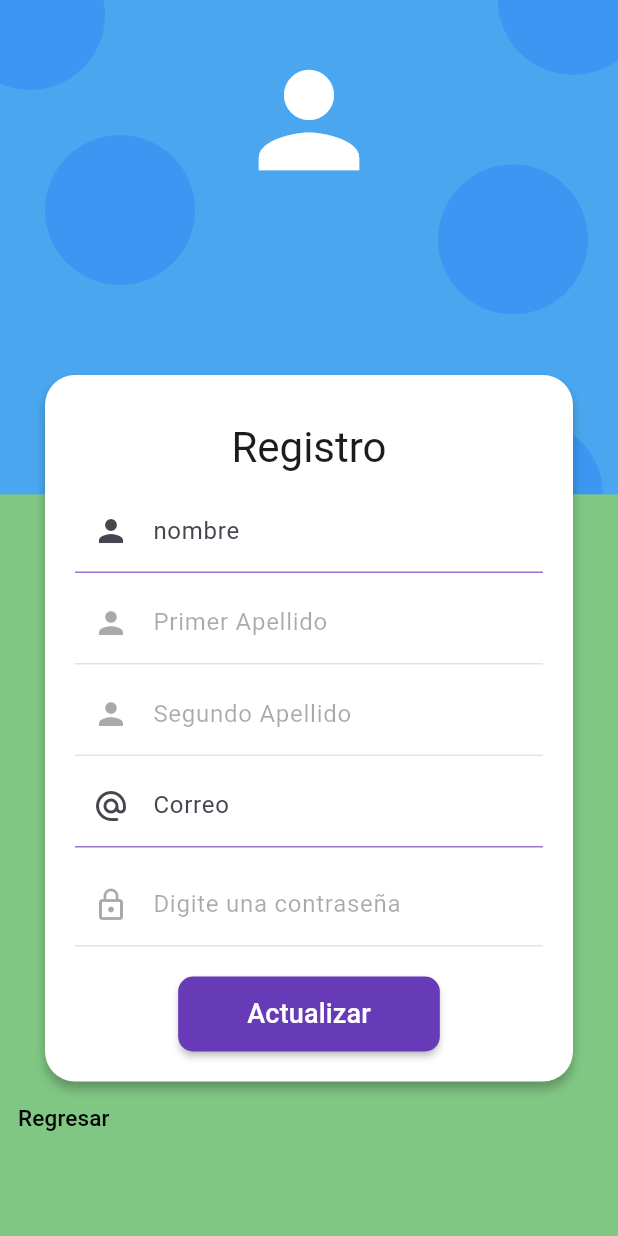
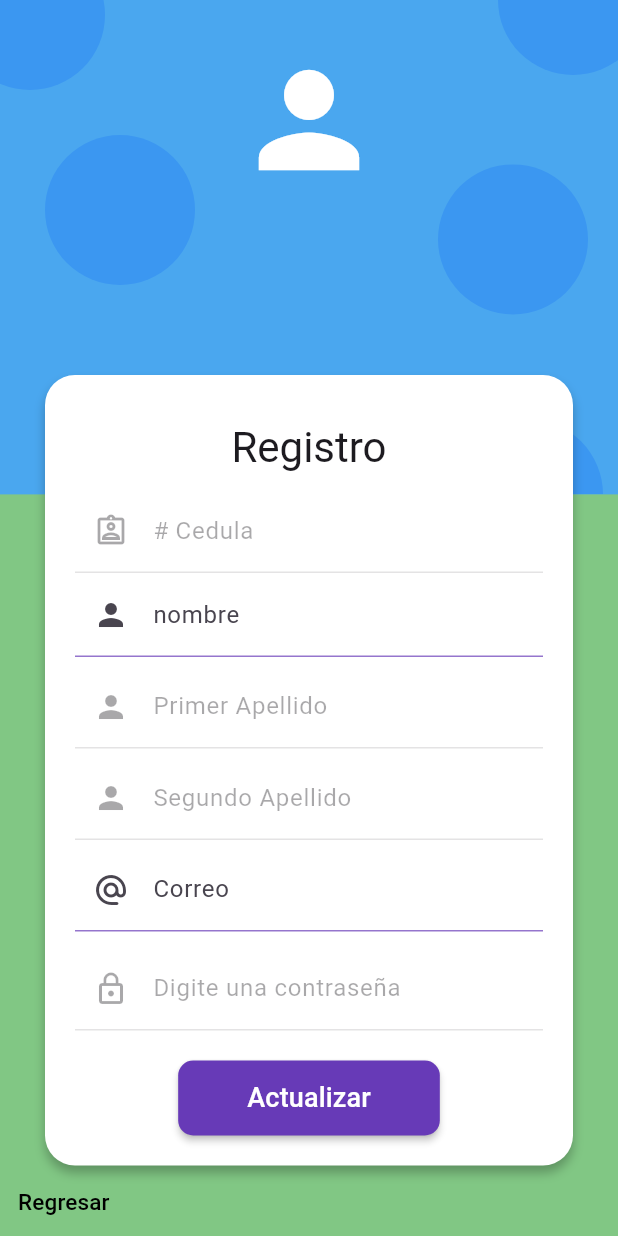
Before and after one commit to soyandrey20/AppMovil, a Flutter app: the HomeScreenAdmin screen opened by its route, on a phone screen of 412 x 824 dp. Run offline on Flutter 3.47's test engine with Material 3 defaults, Android fonts, the phone set to English and light mode, and no system bars; network calls fail.

Commit message:
Ultima actualizacion con el crud corregido

```diff
--- a/lib/constants.dart
+++ b/lib/constants.dart
@@ -1 +1 @@
-const url = '192.168.1.2:3000';
+const url = '172.22.192.1:3000';
--- a/lib/models/registro.dart
+++ b/lib/models/registro.dart
@@ -9,6 +9,7 @@ Registro registroFromJson(String str) => Registro.fromJson(json.decode(str));
 String registroToJson(Registro data) => json.encode(data.toJson());
 
 class Registro {
+  String cedula;
   String name1;
   String lastName1;
   String lastName2;
@@ -17,6 +18,7 @@ class Registro {
   String permisos;
 
   Registro({
+    required this.cedula,
     required this.name1,
     required this.lastName1,
     required this.lastName2,
@@ -26,6 +28,7 @@ class Registro {
   });
 
   factory Registro.fromJson(Map<String, dynamic> json) => Registro(
+        cedula: json["cedula"],
         name1: json["name_1"],
         lastName1: json["LastName_1"],
         lastName2: json["LastName_2"],
@@ -35,6 +38,7 @@ class Registro {
       );
 
   Map<String, dynamic> toJson() => {
+        "cedula": cedula,
         "name_1": name1,
         "LastName_1": lastName1,
         "LastName_2": lastName2,
--- /dev/null
+++ b/lib/models/usario.dart
@@ -0,0 +1,45 @@
+// To parse this JSON data, do
+//
+//     final usuarioo = usuariooFromJson(jsonString);
+
+import 'dart:convert';
+
+Usuario usuariooFromJson(String str) => Usuario.fromJson(json.decode(str));
+
+String usuariooToJson(Usuario data) => json.encode(data.toJson());
+
+class Usuario {
+  String cedula;
+  String name_1;
+  String lastName_1;
+  String lastName_2;
+  String email;
+  String password;
+
+  Usuario({
+    required this.cedula,
+    required this.name_1,
+    required this.lastName_1,
+    required this.lastName_2,
+    required this.email,
+    required this.password,
+  });
+
+  factory Usuario.fromJson(Map<String, dynamic> json) => Usuario(
+        cedula: json["Cedula"],
+        name_1: json["Name_1"],
+        lastName_1: json["LastName_1"],
+        lastName_2: json["LastName_2"],
+        email: json["Email"],
+        password: json["Password"],
+      );
+
+  Map<String, dynamic> toJson() => {
+        "Cedula": cedula,
+        "Name_1": name_1,
+        "LastName_1": lastName_1,
+        "LastName_2": lastName_2,
+        "Email": email,
+        "Password": password,
+      };
+}
--- a/lib/models/usarioo.dart
+++ /dev/null
@@ -1,41 +0,0 @@
-// To parse this JSON data, do
-//
-//     final usuarioo = usuariooFromJson(jsonString);
-
-import 'dart:convert';
-
-Usuarioo usuariooFromJson(String str) => Usuarioo.fromJson(json.decode(str));
-
-String usuariooToJson(Usuarioo data) => json.encode(data.toJson());
-
-class Usuarioo {
-  String name1;
-  String lastName1;
-  String lastName2;
-  String email;
-  String password;
-
-  Usuarioo({
-    required this.name1,
-    required this.lastName1,
-    required this.lastName2,
-    required this.email,
-    required this.password,
-  });
-
-  factory Usuarioo.fromJson(Map<String, dynamic> json) => Usuarioo(
-        name1: json["name_1"],
-        lastName1: json["LastName_1"],
-        lastName2: json["LastName_2"],
-        email: json["Email"],
-        password: json["Password"],
-      );
-
-  Map<String, dynamic> toJson() => {
-        "name_1": name1,
-        "LastName_1": lastName1,
-        "LastName_2": lastName2,
-        "Email": email,
-        "Password": password,
-      };
-}
--- a/lib/models/usuario.dart
+++ /dev/null
@@ -1,39 +0,0 @@
-// To parse this JSON data, do
-//
-//     final usuario = usuarioFromJson(jsonString);
-
-import 'dart:convert';
-
-List<Usuario> usuarioFromJson(String str) =>
-    List<Usuario>.from(json.decode(str).map((x) => Usuario.fromJson(x)));
-
-String usuarioToJson(List<Usuario> data) =>
-    json.encode(List<dynamic>.from(data.map((x) => x.toJson())));
-
-class Usuario {
-  int id;
-  String email;
-  String password;
-  String permisos;
-
-  Usuario({
-    required this.id,
-    required this.email,
-    required this.password,
-    required this.permisos,
-  });
-
-  factory Usuario.fromJson(Map<String, dynamic> json) => Usuario(
-        id: json["id"],
-        email: json["Email"],
-        password: json["Password"],
-        permisos: json["Permisos"],
-      );
-
-  Map<String, dynamic> toJson() => {
-        "id": id,
-        "Email": email,
-        "Password": password,
-        "Permisos": permisos,
-      };
-}
--- /dev/null
+++ b/lib/models/usuarios.dart
@@ -0,0 +1,51 @@
+// To parse this JSON data, do
+//
+//     final usuario = usuarioFromJson(jsonString);
+
+import 'dart:convert';
+
+List<Usuarios> usuarioFromJson(String str) =>
+    List<Usuarios>.from(json.decode(str).map((x) => Usuarios.fromJson(x)));
+
+String usuarioToJson(List<Usuarios> data) =>
+    json.encode(List<dynamic>.from(data.map((x) => x.toJson())));
+
+class Usuarios {
+  String cedula;
+  String name_1;
+  String lastName_1;
+  String lastName_2;
+  String email;
+  String password;
+  String permisos;
+
+  Usuarios({
+    required this.cedula,
+    required this.name_1,
+    required this.lastName_1,
+    required this.lastName_2,
+    required this.email,
+    required this.password,
+    required this.permisos,
+  });
+
+  factory Usuarios.fromJson(Map<String, dynamic> json) => Usuarios(
+        cedula: json["Cedula"],
+        name_1: json["Name_1"],
+        lastName_1: json["LastName_1"],
+        lastName_2: json["LastName_2"],
+        email: json["Email"],
+        password: json["Password"],
+        permisos: json["Permisos"],
+      );
+
+  Map<String, dynamic> toJson() => {
+        "Cedula": cedula,
+        "Name_1": name_1,
+        "LastName_1": lastName_1,
+        "LastName_2": lastName_2,
+        "Email": email,
+        "Password": password,
+        "Permisos": permisos,
+      };
+}
--- a/lib/providers/usuario_provider.dart
+++ b/lib/providers/usuario_provider.dart
@@ -1,27 +1,25 @@
 import 'dart:convert';
 
 import 'package:empezar/constants.dart';
-import 'package:empezar/models/registro.dart';
-import 'package:empezar/models/usarioo.dart';
-import 'package:empezar/models/usuario.dart';
+import 'package:empezar/models/usario.dart';
+import 'package:empezar/models/usuarios.dart';
 import 'package:flutter/widgets.dart';
 import 'package:http/http.dart' as http;
 
 const urlapi = url;
 
 class UsuarioProvider with ChangeNotifier {
-  List<Usuario> usuarios = [];
+  List<Usuarios> usuarios = [];
 
-  List<Registro> registros = [];
-
-  List<Usuarioo> usuarioo = [];
+  List<Usuario> usuarioo = [];
 
   var idd = '';
 
-  Usuarioo usuario = Usuarioo(
-    name1: '',
-    lastName1: '',
-    lastName2: '',
+  Usuario usuario = Usuario(
+    cedula: '',
+    name_1: '',
+    lastName_1: '',
+    lastName_2: '',
     email: '',
     password: '',
   );
@@ -31,16 +29,16 @@ class UsuarioProvider with ChangeNotifier {
   }
 
   Future<void> getUsers() async {
-    final ulr1 = Uri.http(urlapi, '/usuarios');
+    final ulr1 = Uri.http(urlapi, '/Usuarios');
     final resp = await http.get(ulr1, headers: {
       'Access-Control-Allow-Origin': '*',
       'Access-Control-Allow-cedentials': 'true',
       'Content-Type': 'application/json',
       'Accept': 'application/json',
     });
-    final response = usuarioFromJson(resp.body);
+    final res = usuarioFromJson(resp.body);
     if (resp.statusCode == 200) {
-      usuarios = response;
+      usuarios = res;
       notifyListeners();
     } else {
       // Manejar el caso en que la solicitud no fue exitosa
@@ -60,10 +58,10 @@ class UsuarioProvider with ChangeNotifier {
 
     if (resp.statusCode == 200) {
       final response = usuariooFromJson(resp.body);
-
-      usuario.name1 = response.name1;
-      usuario.lastName1 = response.lastName1;
-      usuario.lastName2 = response.lastName2;
+      usuario.cedula = response.cedula;
+      usuario.name_1 = response.name_1;
+      usuario.lastName_1 = response.lastName_1;
+      usuario.lastName_2 = response.lastName_2;
       usuario.email = response.email;
       usuario.password = response.password;
 
@@ -74,9 +72,9 @@ class UsuarioProvider with ChangeNotifier {
     }
   }
 
-  Future<void> addUser(String nombre, String apellido1, String apellido2,
-      String email, String password, String permisos) async {
-    final url1 = Uri.http(urlapi, '/Registros');
+  Future<void> addUser(String cedula, String nombre, String apellido1,
+      String apellido2, String email, String password, String permisos) async {
+    final url1 = Uri.http(urlapi, '/Usuarios');
 
     final resp = await http.post(url1,
         headers: {
@@ -86,6 +84,7 @@ class UsuarioProvider with ChangeNotifier {
           'Accept': 'application/json',
         },
         body: jsonEncode({
+          'Cedula': cedula,
           'name_1': nombre,
           'LastName_1': apellido1,
           'LastName_2': apellido2,
@@ -101,9 +100,9 @@ class UsuarioProvider with ChangeNotifier {
     }
   }
 
-  Future<void> updateUser(String nombre, String apellido1, String apellido2,
-      String email, String password) async {
-    final url1 = Uri.http(urlapi, '/Usuarios/$idd');
+  Future<void> updateUser(String cedula, String nombre, String apellido1,
+      String apellido2, String email, String password) async {
+    final url1 = Uri.http(urlapi, '/Usuarios/$cedula');
     final resp = await http.put(url1,
         headers: {
           'Access-Control-Allow-Origin': '*',
@@ -112,7 +111,7 @@ class UsuarioProvider with ChangeNotifier {
           'Accept': 'application/json',
         },
         body: jsonEncode({
-          'id': idd,
+          'cedula': cedula,
           'name_1': nombre,
           'LastName_1': apellido1,
           'LastName_2': apellido2,
@@ -129,7 +128,7 @@ class UsuarioProvider with ChangeNotifier {
     }
   }
 
-  Future<void> deleteUser(int id) async {
+  Future<void> deleteUser(String id) async {
     final url1 = Uri.http(urlapi, '/Usuarios/$id');
     final resp = await http.delete(url1, headers: {
       'Access-Control-Allow-Origin': '*',
--- a/lib/screens/screens_admin/home_screen_admin.dart
+++ b/lib/screens/screens_admin/home_screen_admin.dart
@@ -35,6 +35,7 @@ class _HomeScreenAdminState extends State<HomeScreenAdmin> {
   SingleChildScrollView loginForm(BuildContext context) {
     final usuarioProvider = Provider.of<UsuarioProvider>(context);
 
+    var txtcedula = TextEditingController();
     var txtEmail = TextEditingController();
 
     var txtPassword = TextEditingController();
@@ -44,11 +45,12 @@ class _HomeScreenAdminState extends State<HomeScreenAdmin> {
     var txtLastName2 = TextEditingController();
 
     var user = usuarioProvider.usuario;
-    txtName.text = user.name1;
-    txtLastName1.text = user.lastName1;
-    txtLastName2.text = user.lastName2;
+    txtName.text = user.name_1;
+    txtLastName1.text = user.lastName_1;
+    txtLastName2.text = user.lastName_2;
     txtEmail.text = user.email;
     txtPassword.text = user.password;
+    txtcedula.text = user.cedula;
 
     return SingleChildScrollView(
       child: Column(
@@ -86,6 +88,24 @@ class _HomeScreenAdminState extends State<HomeScreenAdmin> {
                       autovalidateMode: AutovalidateMode.onUserInteraction,
                       child: Column(
                         children: [
+                          TextFormField(
+                            keyboardType: TextInputType.name,
+                            autocorrect: false,
+                            controller: txtcedula,
+                            enabled: false,
+                            decoration: InputDecorations.inputDecoration(
+                              hintText: '00000000',
+                              labelText: '# Cedula',
+                              icon: const Icon(Icons.assignment_ind_outlined),
+                            ),
+                            validator: (value) {
+                              String pattern = r'^[0-9]{10}$';
+                              RegExp regExp = RegExp(pattern);
+                              return regExp.hasMatch(value ?? '')
+                                  ? null
+                                  : 'Nombre no valido';
+                            },
+                          ),
                           TextFormField(
                             keyboardType: TextInputType.name,
                             autocorrect: false,
@@ -194,9 +214,10 @@ class _HomeScreenAdminState extends State<HomeScreenAdmin> {
                             color: Colors.deepPurple,
                             onPressed: () async {
                               usuarioProvider.updateUser(
+                                  user.cedula,
                                   txtName.text,
-                                  user.lastName1,
-                                  user.lastName2,
+                                  user.lastName_1,
+                                  user.lastName_2,
                                   txtEmail.text,
                                   user.password);
                               Navigator.pushReplacementNamed(context, 'login');
--- a/lib/screens/screens_admin/information_screen_admin.dart
+++ b/lib/screens/screens_admin/information_screen_admin.dart
@@ -99,7 +99,7 @@ class _InformationScreenAdminState extends State<InformationScreenAdmin> {
                                 for (var i = 0; i < users.length; i++) {
                                   if (users[i].email == txtEmail.text) {
                                     existingAcount = 0;
-                                    usuarioProvider.getUser(users[i].id);
+                                    usuarioProvider.getUser(users[i].cedula);
                                     break;
                                   } else {
                                     existingAcount;
@@ -141,7 +141,7 @@ class _InformationScreenAdminState extends State<InformationScreenAdmin> {
                                 for (var i = 0; i < users.length; i++) {
                                   if (users[i].email == txtEmail.text) {
                                     existingAcount = 0;
-                                    usuarioProvider.getUser(users[i].id);
+                                    usuarioProvider.getUser(users[i].cedula);
                                     break;
                                   } else {
                                     existingAcount;
@@ -149,7 +149,7 @@ class _InformationScreenAdminState extends State<InformationScreenAdmin> {
                                 }
 
                                 if (existingAcount == 0) {
-                                  usuarioProvider.deleteUser(users[0].id);
+                                  usuarioProvider.deleteUser(users[0].cedula);
                                 } else {
                                   ScaffoldMessenger.of(context).showSnackBar(
                                     const SnackBar(
--- a/lib/screens/screens_admin/login_screen_admin.dart
+++ b/lib/screens/screens_admin/login_screen_admin.dart
@@ -133,7 +133,7 @@ class _LoginScreenAdminState extends State<LoginScreenAdmin> {
                                       'Permiso denegado, intente de nuevo'),
                                 ),
                               );
-                            } else {
+                            } else if (existingAcount == 1) {
                               ScaffoldMessenger.of(context).showSnackBar(
                                   const SnackBar(
                                       content: Text(
--- a/lib/screens/screens_users/forgot_password.dart
+++ b/lib/screens/screens_users/forgot_password.dart
@@ -103,7 +103,7 @@ class _ForgotPasswordScreenState extends State<ForgotPasswordScreen> {
                               for (var i = 0; i < users.length; i++) {
                                 if (users[i].email == txtEmail.text) {
                                   existingEmail = 1;
-                                  usuarioProvider.getUser(users[i].id);
+                                  usuarioProvider.getUser(users[i].cedula);
 
                                   break;
                                 }
```
Also changed, not shown: lib/screens/screens_users/register_screen.dart (+32 -1 lines), lib/screens/screens_users/restore_password.dart (+6 -6 lines).
